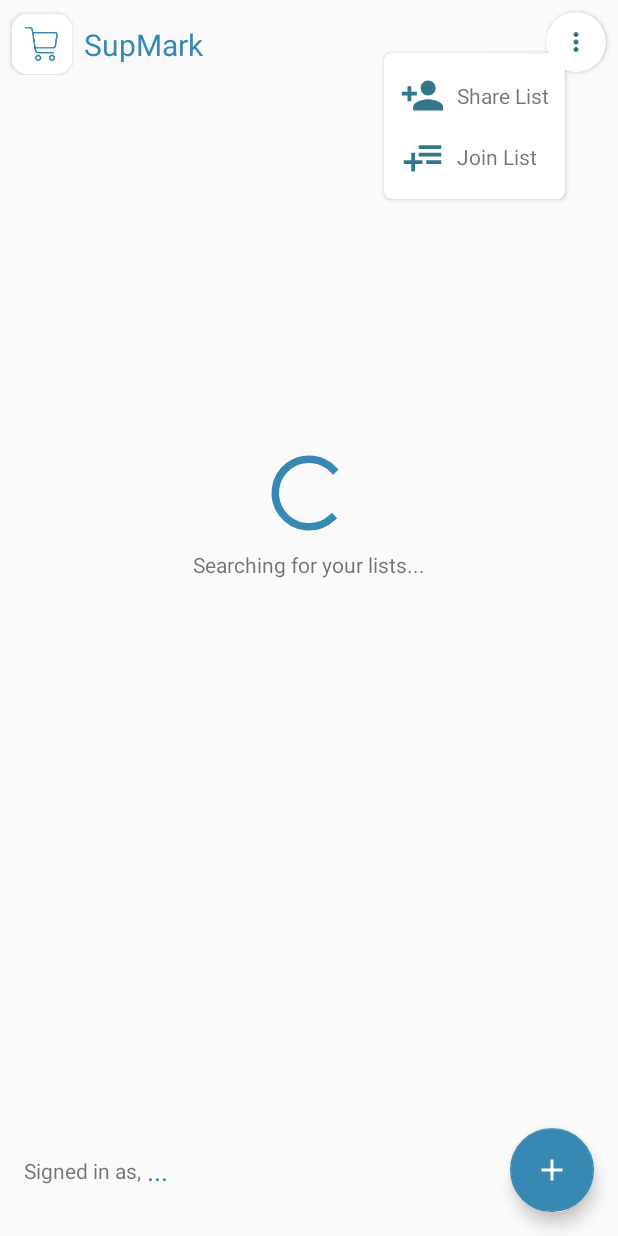
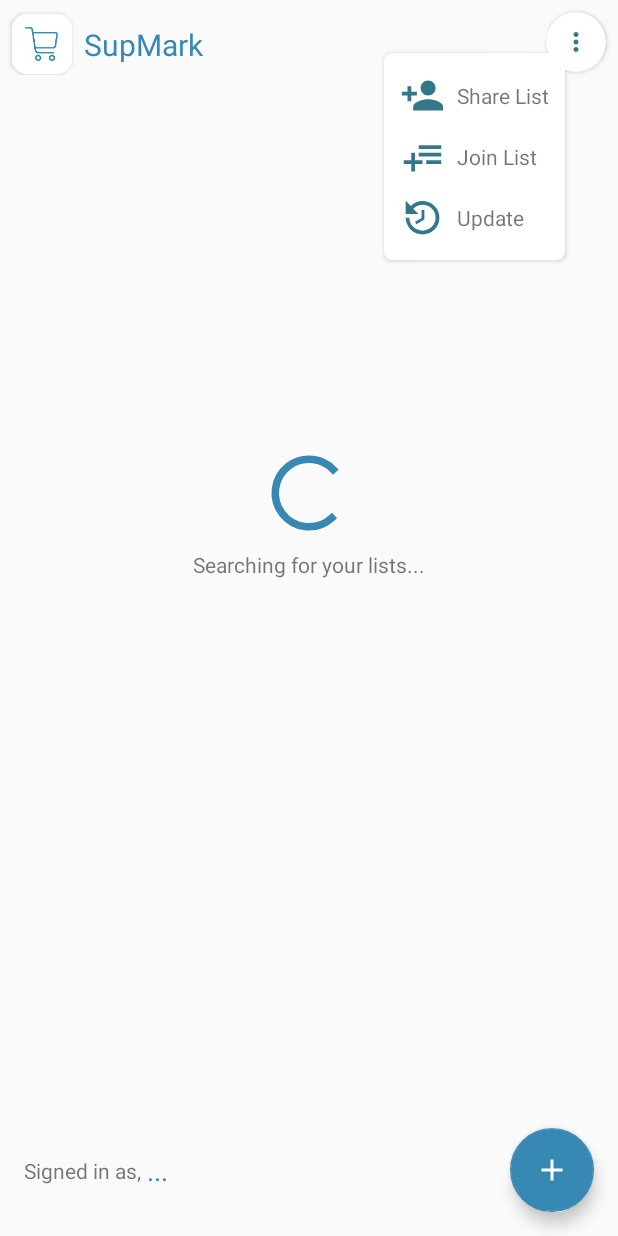
Before and after one commit to PanagiotisNtymenos/SupMark, an Android app: the layout list_layout.xml on its own in the app's theme, with its tools: preview values and no code run, on a phone screen of 412 x 824 dp. Run offline under Robolectric (Android 15) with nearby library versions, the phone set to English and light mode, and no system bars.

Commit message:
Updater started

```diff
--- a/app/build.gradle
+++ b/app/build.gradle
@@ -37,6 +37,7 @@ dependencies {
     implementation 'com.google.firebase:firebase-auth:19.3.1'
     implementation 'androidx.recyclerview:recyclerview:1.1.0'
     implementation 'com.github.mohammadatif:Animatoo:master'
+    implementation 'com.github.javiersantos:AppUpdater:2.7'
     annotationProcessor 'com.github.bumptech.glide:compiler:4.11.0'
     testImplementation 'junit:junit:4.12'
     androidTestImplementation 'androidx.test.ext:junit:1.1.1'
--- a/app/src/main/AndroidManifest.xml
+++ b/app/src/main/AndroidManifest.xml
@@ -3,6 +3,9 @@
     package="com.supmark">
 
     <uses-permission android:name="android.permission.INTERNET" />
+    <uses-permission
+        android:name="android.permission.WRITE_EXTERNAL_STORAGE"
+        android:maxSdkVersion="18" />
 
     <application
         android:allowBackup="true"
@@ -11,7 +14,8 @@
         android:roundIcon="@mipmap/ic_launcher_shopping_cart_round"
         android:supportsRtl="true"
         android:theme="@style/AppTheme">
-        <activity android:name=".ListActivity"
+        <activity
+            android:name=".ListActivity"
             android:theme="@style/AppTheme">
             <intent-filter>
                 <action android:name="android.intent.action.MAIN" />
--- /dev/null
+++ b/app/src/main/res/drawable/ic_baseline_update_24.xml
@@ -0,0 +1,5 @@
+<vector android:height="24dp" android:tint="#337788"
+    android:viewportHeight="24" android:viewportWidth="24"
+    android:width="24dp" xmlns:android="http://schemas.android.com/apk/res/android">
+    <path android:fillColor="@android:color/white" android:pathData="M21,10.12h-6.78l2.74,-2.82c-2.73,-2.7 -7.15,-2.8 -9.88,-0.1c-2.73,2.71 -2.73,7.08 0,9.79s7.15,2.71 9.88,0C18.32,15.65 19,14.08 19,12.1h2c0,1.98 -0.88,4.55 -2.64,6.29c-3.51,3.48 -9.21,3.48 -12.72,0c-3.5,-3.47 -3.53,-9.11 -0.02,-12.58s9.14,-3.47 12.65,0L21,3V10.12zM12.5,8v4.25l3.5,2.08l-0.72,1.21L11,13V8H12.5z"/>
+</vector>
--- a/app/src/main/res/layout/list_layout.xml
+++ b/app/src/main/res/layout/list_layout.xml
@@ -235,7 +235,6 @@
                     android:layout_width="wrap_content"
                     android:layout_height="wrap_content"
                     android:padding="5dp"
-                    app:layout_constraintBottom_toBottomOf="parent"
                     app:layout_constraintStart_toStartOf="parent"
                     app:layout_constraintTop_toBottomOf="@+id/share_layout">
 
@@ -249,7 +248,6 @@
                             android:layout_height="30dp"
                             android:layout_alignParentStart="true"
                             android:layout_alignParentLeft="true"
-                            android:layout_marginBottom="8dp"
                             android:scaleX="-1"
                             app:layout_constraintBottom_toBottomOf="parent"
                             app:layout_constraintStart_toStartOf="parent"
@@ -271,6 +269,49 @@
 
                     </androidx.constraintlayout.widget.ConstraintLayout>
                 </RelativeLayout>
+
+                <RelativeLayout
+                    android:id="@+id/update_layout"
+                    android:layout_width="wrap_content"
+                    android:layout_height="wrap_content"
+                    android:padding="5dp"
+                    app:layout_constraintBottom_toBottomOf="parent"
+                    app:layout_constraintStart_toStartOf="parent"
+                    app:layout_constraintTop_toBottomOf="@+id/join_layout">
+
+                    <androidx.constraintlayout.widget.ConstraintLayout
+                        android:layout_width="wrap_content"
+                        android:layout_height="wrap_content">
+
+                        <ImageView
+                            android:id="@+id/imageView6"
+                            android:layout_width="30dp"
+                            android:layout_height="30dp"
+                            android:layout_alignParentStart="true"
+                            android:layout_alignParentLeft="true"
+                            android:layout_marginBottom="8dp"
+                            android:scaleX="-1"
+                            app:layout_constraintBottom_toBottomOf="parent"
+                            app:layout_constraintStart_toStartOf="parent"
+                            app:layout_constraintTop_toTopOf="parent"
+                            app:srcCompat="@drawable/ic_baseline_update_24"
+                            tools:ignore="VectorDrawableCompat" />
+
+                        <TextView
+                            android:id="@+id/textView7"
+                            android:layout_width="wrap_content"
+                            android:layout_height="wrap_content"
+                            android:layout_alignTop="@+id/imageView6"
+                            android:layout_marginStart="8dp"
+                            android:layout_marginLeft="8dp"
+                            android:text="Update"
+                            app:layout_constraintBottom_toBottomOf="@+id/imageView6"
+                            app:layout_constraintStart_toEndOf="@+id/imageView6"
+                            app:layout_constraintTop_toTopOf="@+id/imageView6" />
+
+                    </androidx.constraintlayout.widget.ConstraintLayout>
+                </RelativeLayout>
+
             </androidx.constraintlayout.widget.ConstraintLayout>
         </LinearLayout>
     </androidx.cardview.widget.CardView>
```
Also changed, not shown: app/src/main/java/com/supmark/ListActivity.java (+29 -11 lines).
